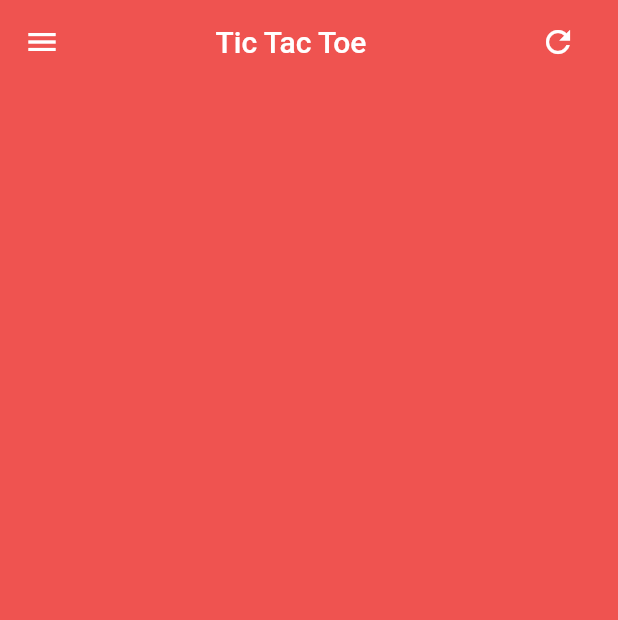
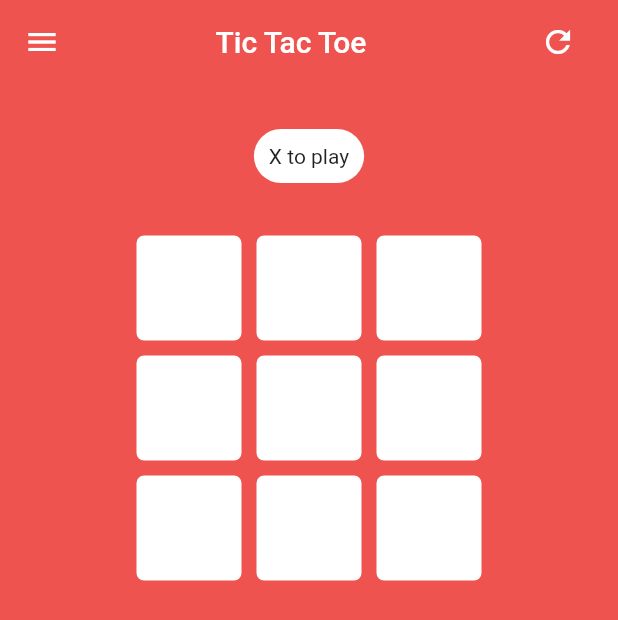
Before and after one commit to LabibZabaneh/Games, a Flutter app: the screen it shows after launch, on a phone screen of 412 x 824 dp. Shown: the top 620 px of the screen. Run offline on Flutter 3.47's test engine with Material 2 defaults, Android fonts, the phone set to English and light mode, and no system bars.

Commit message:
Added tic-tac-toe's frontend (grid, display text)

```diff
--- /dev/null
+++ b/lib/box.dart
@@ -0,0 +1,22 @@
+import 'package:flutter/material.dart';
+
+class Box extends StatelessWidget {
+  const Box({super.key});
+
+  @override
+  Widget build(BuildContext context) {
+    return GestureDetector(
+      onTap: () {},
+      child: Container(
+        width: 70,
+        height: 70,
+        margin: EdgeInsets.all(5),
+        decoration: BoxDecoration(
+            color: Colors.white,
+            borderRadius: BorderRadius.circular(5)
+        ),
+        child: null,
+      ),
+    );;
+  }
+}
--- /dev/null
+++ b/lib/display_text.dart
@@ -0,0 +1,17 @@
+import 'package:flutter/material.dart';
+
+class DisplayText extends StatelessWidget {
+  const DisplayText({super.key});
+
+  @override
+  Widget build(BuildContext context) {
+    return Container(decoration: BoxDecoration(
+        color: Colors.white,
+        borderRadius: BorderRadius.circular(20)
+    ),
+        child: Text("X to play"),
+        margin: EdgeInsets.symmetric(vertical: 30),
+        padding: EdgeInsets.all(10)
+    );
+  }
+}
--- /dev/null
+++ b/lib/grid.dart
@@ -0,0 +1,27 @@
+import 'package:flutter/material.dart';
+import 'box.dart';
+import 'display_text.dart';
+
+class Grid extends StatefulWidget {
+  const Grid({super.key});
+
+  @override
+  State<Grid> createState() => _GridState();
+}
+
+class _GridState extends State<Grid> {
+  @override
+  Widget build(BuildContext context) {
+    return Container(
+      child: Column(
+        mainAxisAlignment: MainAxisAlignment.start,
+        children: [
+          DisplayText(),
+          Row(mainAxisAlignment: MainAxisAlignment.center,children: [Box(), Box(), Box()]),
+          Row(mainAxisAlignment: MainAxisAlignment.center,children: [Box(), Box(), Box()]),
+          Row(mainAxisAlignment: MainAxisAlignment.center,children: [Box(), Box(), Box()])
+          ],
+      ),
+    );
+  }
+}
--- a/lib/home_page.dart
+++ b/lib/home_page.dart
@@ -1,4 +1,5 @@
 import 'package:flutter/material.dart';
+import 'grid.dart';
 
 class HomePage extends StatefulWidget {
   const HomePage({super.key});
@@ -13,6 +14,7 @@ class _HomePageState extends State<HomePage> {
     return Scaffold(
         backgroundColor: Colors.red.shade400,
         appBar: Dashboard(),
+        body: Grid()
     );
   }
 
```
